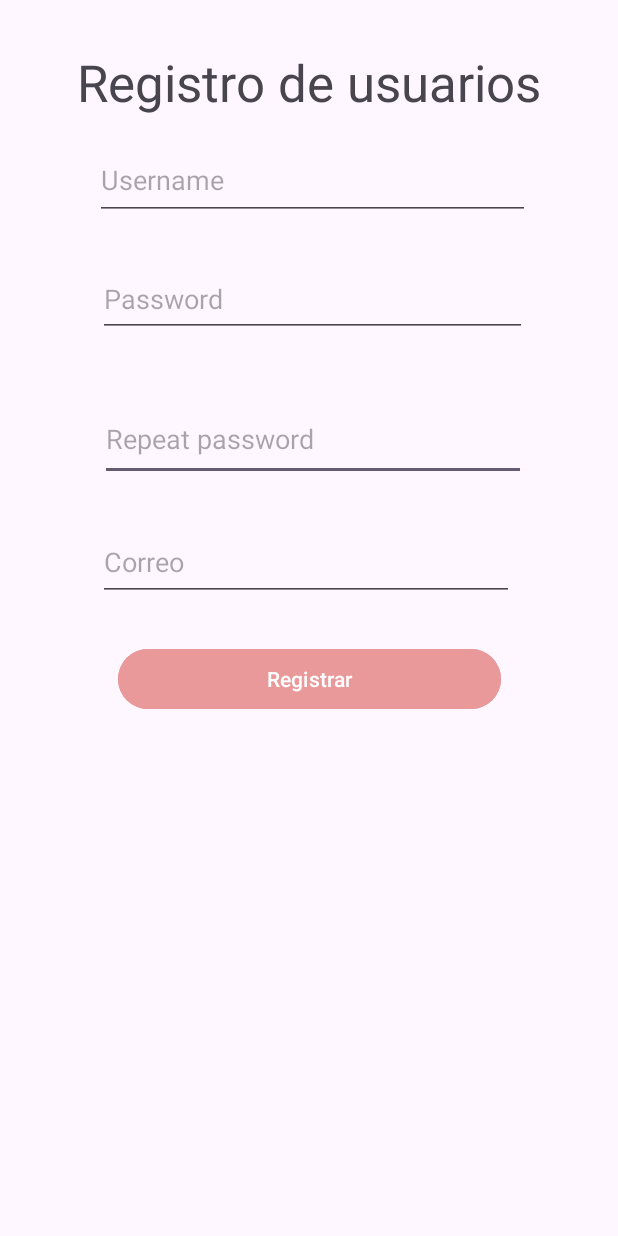
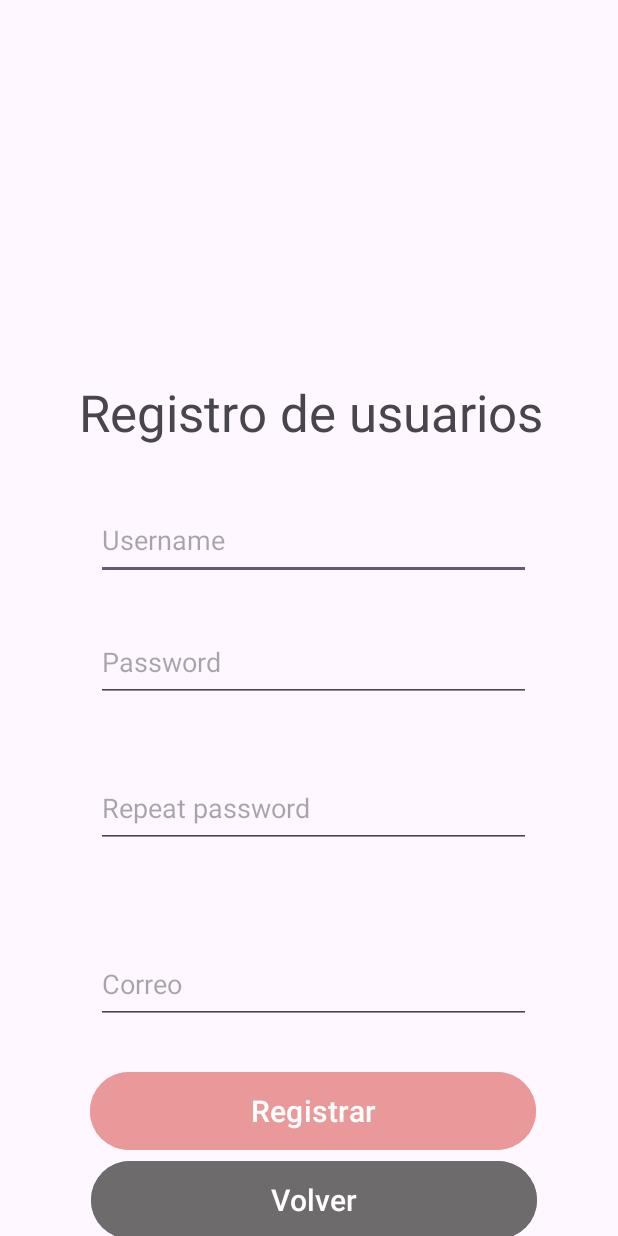
Before and after one commit to lahnie/kawinev3, an Android app: the Register screen opened directly, with no data from a screen before it, on a phone screen of 412 x 824 dp. Run offline under Robolectric (Android 15) with nearby library versions, the phone set to English and light mode, and no system bars.

Commit message:
first commit

```diff
--- a/app/build.gradle.kts
+++ b/app/build.gradle.kts
@@ -40,4 +40,5 @@ dependencies {
     testImplementation(libs.junit)
     androidTestImplementation(libs.ext.junit)
     androidTestImplementation(libs.espresso.core)
+    implementation("com.android.volley:volley:1.2.1")
 }
--- a/app/src/main/AndroidManifest.xml
+++ b/app/src/main/AndroidManifest.xml
@@ -12,6 +12,7 @@
         android:label="@string/app_name"
         android:roundIcon="@mipmap/ic_launcher_round"
         android:supportsRtl="true"
+        android:usesCleartextTraffic="true"
         android:theme="@style/Theme.Kawinev1"
         tools:targetApi="31">
         <activity
--- a/app/src/main/java/com/example/kawinev1/Register.java
+++ b/app/src/main/java/com/example/kawinev1/Register.java
@@ -4,14 +4,13 @@ import android.os.Bundle;
 import android.view.View;
 import android.widget.Button;
 import android.widget.EditText;
-import android.widget.TextView;
 import android.widget.Toast;
 
 import androidx.activity.EdgeToEdge;
 import androidx.appcompat.app.AppCompatActivity;
 
-import com.example.kawinev1.R;
-
+import android.util.Log;
+import android.content.Intent;
 import java.io.BufferedReader;
 import java.io.BufferedWriter;
 import java.io.InputStream;
@@ -25,8 +24,8 @@ import java.net.URLEncoder;
 public class Register extends AppCompatActivity {
 
 
-    public EditText NombreTXT, CorreoTXT, ContrasenaTXT;
-    public Button RegistrarUsuarioBTN;
+    public EditText userTXT, CorreoTXT, ContrasenaTXT, ContrasenaTXTR;
+    public Button RegistrarUsuarioBTN, VolverBTN;
 
     @Override
     protected void onCreate(Bundle savedInstanceState) {
@@ -34,24 +33,33 @@ public class Register extends AppCompatActivity {
         EdgeToEdge.enable(this);
         setContentView(R.layout.activity_register);
 
-        NombreTXT = findViewById(R.id.editNombre);
+        userTXT = findViewById(R.id.inputUser);
         CorreoTXT = findViewById(R.id.editEmail);
         ContrasenaTXT = findViewById(R.id.inputPassword);
+        ContrasenaTXTR = findViewById(R.id.inputRepeatPassword);
+        RegistrarUsuarioBTN = findViewById(R.id.btnRegister);
+        VolverBTN = findViewById(R.id.btnVolver);
 
-        RegistrarUsuarioBTN = findViewById(R.id.btnRegister);
 
+        Log.d("RegisterActivity", "onCreate: Activity initialized");
+        VolverBTN.setOnClickListener(new View.OnClickListener() {
+            @Override
+            public void onClick(View view) {
+                Intent intent = new Intent(Register.this, MainActivity.class);
+                startActivity(intent);
+            }
+        });
         RegistrarUsuarioBTN.setOnClickListener(new View.OnClickListener() {
             @Override
             public void onClick(View view) {
+                Log.d("RegisterActivity", "onClick: Register button clicked");
 
-
-                String nombre = NombreTXT.getText().toString().trim();
+                String user = userTXT.getText().toString().trim();
                 String correo = CorreoTXT.getText().toString().trim();
                 String password = ContrasenaTXT.getText().toString().trim();
 
-
-                if (!nombre.isEmpty() && !correo.isEmpty() && !password.isEmpty()) {
-                    registrarUsuario(nombre, correo, password);
+                if (!user.isEmpty() && !correo.isEmpty() && !password.isEmpty()) {
+                    registrarUsuario(user, correo, password);
                 } else {
                     Toast.makeText(Register.this, "Por favor, complete todos los campos", Toast.LENGTH_SHORT).show();
                 }
@@ -59,33 +67,30 @@ public class Register extends AppCompatActivity {
         });
     }
 
-    private void registrarUsuario(final String nombre, final String correo, final String password) {
+    private void registrarUsuario(final String user, final String email, final String password) {
+        Log.d("RegisterActivity", "registrarUsuario: Starting registration process");
 
         new Thread(new Runnable() {
             @Override
             public void run() {
                 try {
-                    URL url = new URL("http://192.168.107.1/agenda_mysql/registro.php");
+                    URL url = new URL("http://192.168.68.106/kawine/register.php");
                     HttpURLConnection httpURLConnection = (HttpURLConnection) url.openConnection();
                     httpURLConnection.setRequestMethod("POST");
                     httpURLConnection.setDoOutput(true);
-
-
                     httpURLConnection.setRequestProperty("Content-Type", "application/x-www-form-urlencoded");
-
 
                     OutputStream outputStream = httpURLConnection.getOutputStream();
                     BufferedWriter bufferedWriter = new BufferedWriter(new OutputStreamWriter(outputStream, "UTF-8"));
 
-                    String post_data = URLEncoder.encode("nombre", "UTF-8") + "=" + URLEncoder.encode(nombre, "UTF-8") + "&"
-                            + URLEncoder.encode("correo", "UTF-8") + "=" + URLEncoder.encode(correo, "UTF-8") + "&"
+                    String post_data = URLEncoder.encode("user", "UTF-8") + "=" + URLEncoder.encode(user, "UTF-8") + "&"
+                            + URLEncoder.encode("email", "UTF-8") + "=" + URLEncoder.encode(email, "UTF-8") + "&"
                             + URLEncoder.encode("password", "UTF-8") + "=" + URLEncoder.encode(password, "UTF-8");
 
                     bufferedWriter.write(post_data);
                     bufferedWriter.flush();
                     bufferedWriter.close();
                     outputStream.close();
-
 
                     InputStream inputStream = httpURLConnection.getInputStream();
                     BufferedReader bufferedReader = new BufferedReader(new InputStreamReader(inputStream, "iso-8859-1"));
@@ -99,15 +104,26 @@ public class Register extends AppCompatActivity {
                     inputStream.close();
                     httpURLConnection.disconnect();
 
+                    Log.d("RegisterActivity", "Server Response: " + result.toString());
+
                     runOnUiThread(new Runnable() {
                         @Override
                         public void run() {
-                            Toast.makeText(Register.this, "Respuesta del servidor: " + result.toString(), Toast.LENGTH_LONG).show();
+                            if (result.toString().trim().equals("success")) { // Usar trim() para evitar espacios adicionales
+                                Toast.makeText(Register.this, "Usuario registrado con éxito", Toast.LENGTH_LONG).show();
+
+                                // Redirigir a la actividad de login
+                                Intent intent = new Intent(Register.this, Login.class);
+                                startActivity(intent);
+                                finish(); // Cerrar la actividad actual
+                            } else {
+                                Toast.makeText(Register.this, "Error en el registro: " + result.toString(), Toast.LENGTH_LONG).show();
+                            }
                         }
                     });
 
                 } catch (Exception e) {
-                    e.printStackTrace();
+                    Log.e("RegisterActivity", "Error in registration process", e);
 
                     runOnUiThread(new Runnable() {
                         @Override
--- a/app/src/main/res/layout/activity_register.xml
+++ b/app/src/main/res/layout/activity_register.xml
@@ -7,56 +7,6 @@
     android:layout_height="match_parent"
     tools:context=".Register">
 
-    <ImageView
-        android:id="@+id/imageView"
-        android:layout_width="wrap_content"
-        android:layout_height="wrap_content"
-        android:layout_marginTop="24dp"
-        app:layout_constraintEnd_toEndOf="parent"
-        app:layout_constraintHorizontal_bias="0.498"
-        app:layout_constraintStart_toStartOf="parent"
-        app:layout_constraintTop_toTopOf="parent"
-        tools:srcCompat="@tools:sample/avatars" />
-
-    <EditText
-        android:id="@+id/editNombre"
-        android:layout_width="284dp"
-        android:layout_height="56dp"
-        android:layout_marginTop="40dp"
-        android:ems="10"
-        android:hint="Repeat password"
-        android:inputType="textPassword"
-        app:layout_constraintEnd_toEndOf="parent"
-        app:layout_constraintHorizontal_bias="0.519"
-        app:layout_constraintStart_toStartOf="parent"
-        app:layout_constraintTop_toBottomOf="@+id/inputPassword" />
-
-    <EditText
-        android:id="@+id/inputPassword"
-        android:layout_width="286dp"
-        android:layout_height="50dp"
-        android:layout_marginTop="28dp"
-        android:ems="10"
-        android:hint="Password"
-        android:inputType="textPassword"
-        app:layout_constraintEnd_toEndOf="parent"
-        app:layout_constraintHorizontal_bias="0.52"
-        app:layout_constraintStart_toStartOf="parent"
-        app:layout_constraintTop_toBottomOf="@+id/inputUser" />
-
-    <EditText
-        android:id="@+id/inputUser"
-        android:layout_width="290dp"
-        android:layout_height="53dp"
-        android:layout_marginTop="16dp"
-        android:ems="10"
-        android:hint="Username"
-        android:inputType="text"
-        app:layout_constraintEnd_toEndOf="parent"
-        app:layout_constraintHorizontal_bias="0.52"
-        app:layout_constraintStart_toStartOf="parent"
-        app:layout_constraintTop_toBottomOf="@+id/textView" />
-
     <Button
         android:id="@+id/btnRegister"
         android:layout_width="255dp"
@@ -65,6 +15,7 @@
         android:backgroundTint="#E99999"
         android:text="Registrar"
         app:layout_constraintEnd_toEndOf="parent"
+        app:layout_constraintHorizontal_bias="0.503"
         app:layout_constraintStart_toStartOf="parent"
         app:layout_constraintTop_toBottomOf="@+id/editEmail" />
 
@@ -72,25 +23,102 @@
         android:id="@+id/textView"
         android:layout_width="wrap_content"
         android:layout_height="wrap_content"
-        android:layout_marginTop="8dp"
+        android:layout_marginTop="40dp"
         android:fontFamily="sans-serif"
         android:text="Registro de usuarios"
         android:textSize="34sp"
         app:layout_constraintEnd_toEndOf="parent"
+        app:layout_constraintHorizontal_bias="0.514"
         app:layout_constraintStart_toStartOf="parent"
         app:layout_constraintTop_toBottomOf="@+id/imageView" />
 
     <EditText
+        android:id="@+id/inputUser"
+        android:layout_width="290dp"
+        android:layout_height="53dp"
+        android:layout_marginTop="36dp"
+        android:ems="10"
+        android:hint="Username"
+        android:inputType="text"
+        app:layout_constraintEnd_toEndOf="parent"
+        app:layout_constraintHorizontal_bias="0.523"
+        app:layout_constraintStart_toStartOf="parent"
+        app:layout_constraintTop_toBottomOf="@+id/textView" />
+
+    <EditText
+        android:id="@+id/inputPassword"
+        android:layout_width="290dp"
+        android:layout_height="53dp"
+        android:layout_marginTop="28dp"
+        android:ems="10"
+        android:hint="Password"
+        android:inputType="textPassword"
+        app:layout_constraintEnd_toEndOf="parent"
+        app:layout_constraintHorizontal_bias="0.523"
+        app:layout_constraintStart_toStartOf="parent"
+        app:layout_constraintTop_toBottomOf="@+id/inputUser" />
+
+    <EditText
         android:id="@+id/editEmail"
-        android:layout_width="277dp"
-        android:layout_height="52dp"
-        android:layout_marginTop="28dp"
+        android:layout_width="290dp"
+        android:layout_height="53dp"
+        android:layout_marginTop="64dp"
         android:ems="10"
         android:hint="Correo"
         android:inputType="text"
         app:layout_constraintEnd_toEndOf="parent"
-        app:layout_constraintHorizontal_bias="0.485"
+        app:layout_constraintHorizontal_bias="0.523"
         app:layout_constraintStart_toStartOf="parent"
-        app:layout_constraintTop_toBottomOf="@+id/editNombre" />
+        app:layout_constraintTop_toBottomOf="@+id/inputRepeatPassword" />
+
+    <Button
+        android:id="@+id/btnRegister"
+        android:layout_width="297dp"
+        android:layout_height="60dp"
+        android:layout_marginTop="28dp"
+        android:backgroundTint="#E99999"
+        android:text="Registrar"
+        android:textSize="20sp"
+        app:layout_constraintEnd_toEndOf="parent"
+        app:layout_constraintHorizontal_bias="0.521"
+        app:layout_constraintStart_toStartOf="parent"
+        app:layout_constraintTop_toBottomOf="@+id/editEmail" />
+
+    <ImageView
+        android:id="@+id/imageView"
+        android:layout_width="wrap_content"
+        android:layout_height="wrap_content"
+        android:layout_marginTop="212dp"
+        app:layout_constraintEnd_toEndOf="parent"
+        app:layout_constraintStart_toStartOf="parent"
+        app:layout_constraintTop_toTopOf="parent"
+        tools:srcCompat="@tools:sample/avatars" />
+
+    <Button
+        android:id="@+id/btnVolver"
+        android:layout_width="297dp"
+        android:layout_height="60dp"
+        android:backgroundTint="#6D6B6B"
+        android:text="Volver"
+        android:textSize="20sp"
+        app:layout_constraintBottom_toBottomOf="parent"
+        app:layout_constraintEnd_toEndOf="parent"
+        app:layout_constraintHorizontal_bias="0.529"
+        app:layout_constraintStart_toStartOf="parent"
+        app:layout_constraintTop_toBottomOf="@+id/btnRegister"
+        app:layout_constraintVertical_bias="0.1" />
+
+    <EditText
+        android:id="@+id/inputRepeatPassword"
+        android:layout_width="290dp"
+        android:layout_height="53dp"
+        android:layout_marginTop="44dp"
+        android:ems="10"
+        android:hint="Repeat password"
+        android:inputType="textPassword"
+        app:layout_constraintEnd_toEndOf="parent"
+        app:layout_constraintHorizontal_bias="0.523"
+        app:layout_constraintStart_toStartOf="parent"
+        app:layout_constraintTop_toBottomOf="@+id/inputPassword" />
 
 </androidx.constraintlayout.widget.ConstraintLayout>
```
Also changed, not shown: app/src/main/java/com/example/kawinev1/Login.java (+94 -21 lines), app/src/main/res/layout/activity_login.xml (+72 -53 lines).
